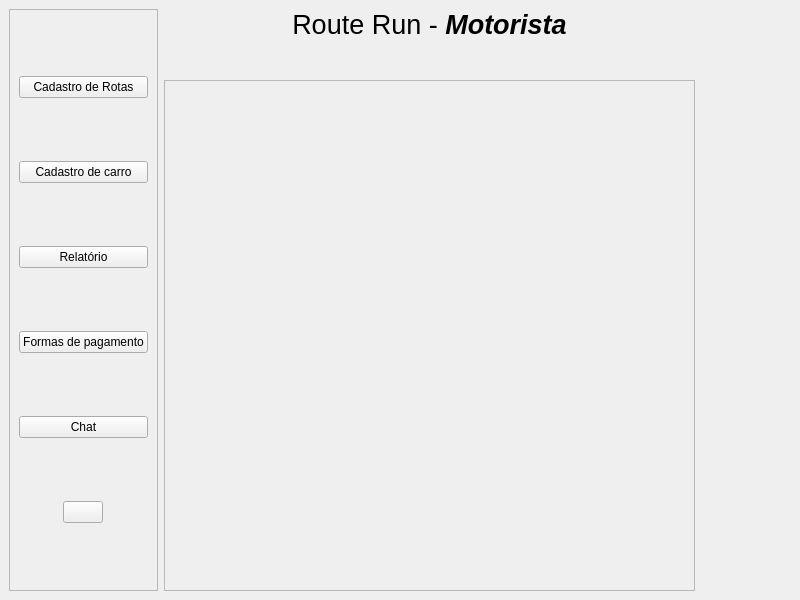
The window that Cliente/ui/principal_motorista.ui (Liedsonfsa/Route-Run) describes before a commit, drawn with Qt 5.
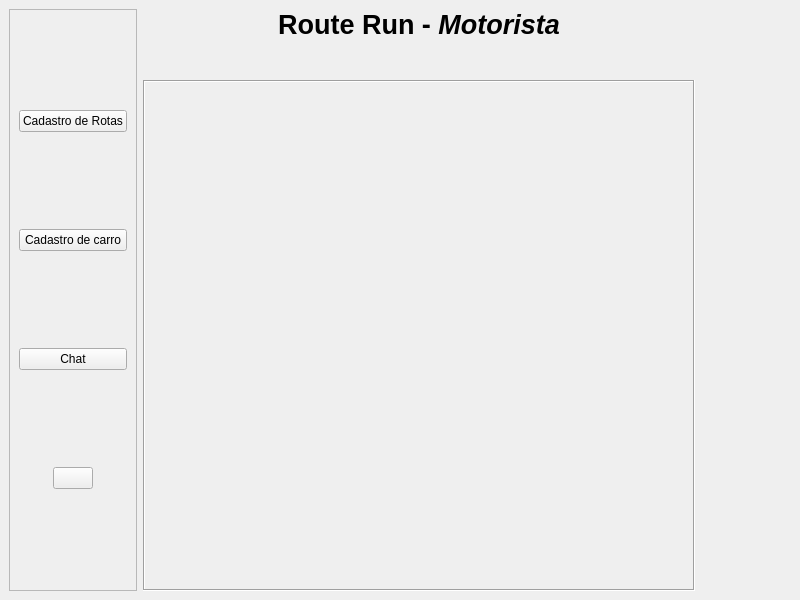
The same window after the commit. Icons and pictures are not drawn.

Patch:
```diff
--- a/Cliente/ui/principal_motorista.ui
+++ b/Cliente/ui/principal_motorista.ui
@@ -52,34 +52,6 @@
          </property>
         </widget>
        </item>
-       <item>
-        <widget class="QPushButton" name="b_relatorio">
-         <property name="cursor">
-          <cursorShape>PointingHandCursor</cursorShape>
-         </property>
-         <property name="text">
-          <string>Relatório</string>
-         </property>
-         <property name="icon">
-          <iconset>
-           <normaloff>../Icons/feather/trending-up.svg</normaloff>../Icons/feather/trending-up.svg</iconset>
-         </property>
-        </widget>
-       </item>
-       <item>
-        <widget class="QPushButton" name="b_pagamento">
-         <property name="cursor">
-          <cursorShape>PointingHandCursor</cursorShape>
-         </property>
-         <property name="text">
-          <string>Formas de pagamento</string>
-         </property>
-         <property name="icon">
-          <iconset>
-           <normaloff>../Icons/feather/smartphone.svg</normaloff>../Icons/feather/smartphone.svg</iconset>
-         </property>
-        </widget>
-       </item>
        <item>
         <widget class="QPushButton" name="b_chat">
          <property name="cursor">
@@ -161,7 +133,7 @@
     <item row="0" column="1">
      <widget class="QLabel" name="label">
       <property name="text">
-       <string>&lt;html&gt;&lt;head/&gt;&lt;body&gt;&lt;p align=&quot;center&quot;&gt;&lt;span style=&quot; font-size:20pt;&quot;&gt;Route Run - &lt;/span&gt;&lt;span style=&quot; font-size:20pt; font-weight:600; font-style:italic;&quot;&gt;Motorista&lt;/span&gt;&lt;/p&gt;&lt;/body&gt;&lt;/html&gt;</string>
+       <string>&lt;html&gt;&lt;head/&gt;&lt;body&gt;&lt;p align=&quot;center&quot;&gt;&lt;span style=&quot; font-size:20pt; font-weight:600;&quot;&gt;Route Run - &lt;/span&gt;&lt;span style=&quot; font-size:20pt; font-weight:600; font-style:italic;&quot;&gt;Motorista&lt;/span&gt;&lt;/p&gt;&lt;/body&gt;&lt;/html&gt;</string>
       </property>
      </widget>
     </item>
@@ -203,6 +175,9 @@
        </property>
        <item>
         <widget class="QScrollArea" name="scrollArea">
+         <property name="frameShape">
+          <enum>QFrame::Box</enum>
+         </property>
          <property name="widgetResizable">
           <bool>true</bool>
          </property>
@@ -211,8 +186,8 @@
            <rect>
             <x>0</x>
             <y>0</y>
-            <width>510</width>
-            <height>494</height>
+            <width>532</width>
+            <height>492</height>
            </rect>
           </property>
          </widget>
```
